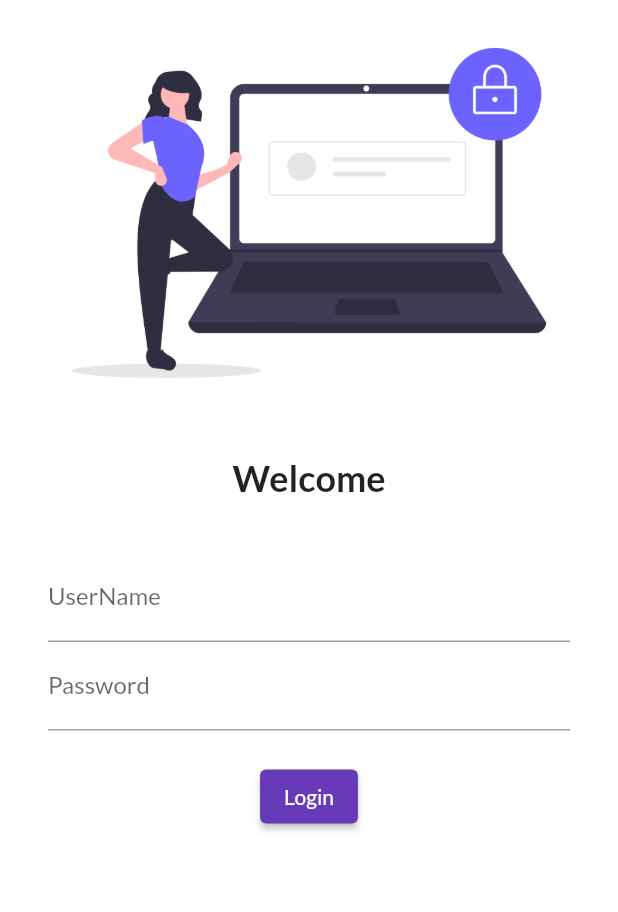
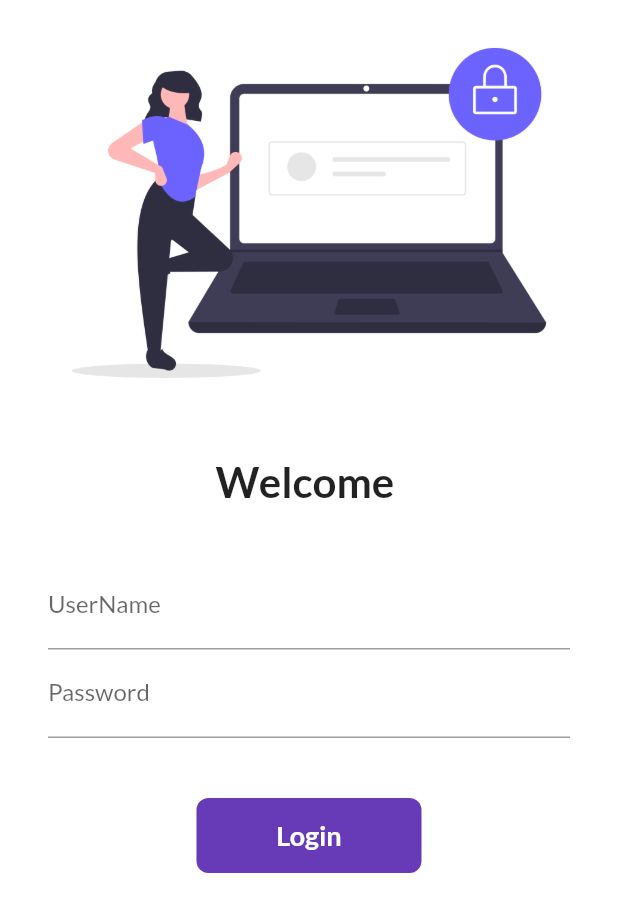
Before and after one commit to sachingawde/30DaysOfFlutter, a Flutter app: the screen it shows after launch, on a phone screen of 412 x 824 dp. Shown: the top 912 px of the screen. Run offline on Flutter 3.47's test engine with Material 2 defaults, Android fonts, the phone set to English and light mode, and no system bars; our stand-ins replace google_fonts.

Commit message:
day 6 completed

```diff
--- a/lib/main.dart
+++ b/lib/main.dart
@@ -1,5 +1,6 @@
 import 'package:firstapp/pages/home_page.dart';
 import 'package:firstapp/pages/login_page.dart';
+import 'package:firstapp/utils/routes.dart';
 import 'package:flutter/material.dart';
 import 'package:google_fonts/google_fonts.dart';
 
@@ -13,15 +14,16 @@ class MyApp extends StatelessWidget {
     return MaterialApp(
       themeMode: ThemeMode.light,
       theme: ThemeData(
-          primarySwatch: Colors.deepPurple,
-          fontFamily: GoogleFonts.lato().fontFamily,
-          ),
+        primarySwatch: Colors.deepPurple,
+        fontFamily: GoogleFonts.lato().fontFamily,
+      ),
+      //debugShowCheckedModeBanner: false,
       darkTheme: ThemeData(brightness: Brightness.dark),
       initialRoute: "/Login",
       routes: {
         "/": (context) => LoginPage(),
-        "/home": (context) => HomePage(),
-        "/Login": (context) => LoginPage()
+        MyRoutes.homeRoute: (context) => HomePage(),
+        MyRoutes.loginRoute: (context) => LoginPage()
       },
     );
   }
--- a/lib/pages/login_page.dart
+++ b/lib/pages/login_page.dart
@@ -1,26 +1,37 @@
 import 'dart:ui';
 
+import 'package:firstapp/utils/routes.dart';
 import 'package:flutter/material.dart';
 
-class LoginPage extends StatelessWidget {
+class LoginPage extends StatefulWidget {
   const LoginPage({Key? key}) : super(key: key);
+
+  @override
+  _LoginPageState createState() => _LoginPageState();
+}
+
+class _LoginPageState extends State<LoginPage> {
+  String name = "";
+  bool changeButton = false;
 
   @override
   Widget build(BuildContext context) {
     return Material(
         color: Colors.white,
-        child: Column(
+        child: SingleChildScrollView(
+            child: Column(
           children: [
             Image.asset(
               "assets/images/login_image.png",
               fit: BoxFit.cover,
+              //height: 500,
             ),
             SizedBox(
               height: 20,
             ),
             Text(
-              "Welcome",
-              style: TextStyle(fontSize: 24, fontWeight: FontWeight.bold),
+              "Welcome $name",
+              style: TextStyle(fontSize: 28, fontWeight: FontWeight.bold),
             ),
             SizedBox(
               height: 20,
@@ -33,6 +44,10 @@ class LoginPage extends StatelessWidget {
                   TextFormField(
                     decoration: InputDecoration(
                         hintText: "Enter username", labelText: "UserName"),
+                    onChanged: (value) {
+                      name = value;
+                      setState(() {});
+                    },
                   ),
                   TextFormField(
                     obscureText: true,
@@ -40,19 +55,53 @@ class LoginPage extends StatelessWidget {
                         hintText: "Enter password", labelText: "Password"),
                   ),
                   SizedBox(
-                    height: 20,
+                    height: 40,
                   ),
-                  ElevatedButton(
-                    child: Text("Login"),
-                    style: TextButton.styleFrom(),
-                    onPressed: () {
-                      print("Hi iSac");
+
+                  InkWell(
+                    onTap: () async {
+                      setState(() {
+                        changeButton = true;
+                      });
+                      await Future.delayed(Duration(seconds: 1));
+                      Navigator.pushNamed(context, MyRoutes.homeRoute);
                     },
-                  )
+                    child: AnimatedContainer(
+                      duration: Duration(seconds: 1),
+                      width: changeButton ? 50 : 150,
+                      height: 50,
+                      alignment: Alignment.center,
+                      child: changeButton
+                          ? Icon(
+                              Icons.done,
+                              color: Colors.white,
+                            )
+                          : Text(
+                              "Login",
+                              style: TextStyle(
+                                  color: Colors.white,
+                                  fontWeight: FontWeight.bold,
+                                  fontSize: 18),
+                            ),
+                      decoration: BoxDecoration(
+                          color: Colors.deepPurple,
+                          borderRadius:
+                              BorderRadius.circular(changeButton ? 50 : 8)
+                          //shape:changeButton ? BoxShape.circle : BoxShape.rectangle,
+                          ),
+                    ),
+                  ),
+                  // ElevatedButton(
+                  //   child: Text("Login"),
+                  //   style: TextButton.styleFrom(minimumSize: Size(150, 40)),
+                  //   onPressed: () {
+                  //     Navigator.pushNamed(context, MyRoutes.homeRoute);
+                  //   },
+                  // )
                 ],
               ),
             )
           ],
-        ));
+        )));
   }
 }
--- /dev/null
+++ b/lib/utils/routes.dart
@@ -0,0 +1,4 @@
+class MyRoutes {
+  static String loginRoute = "/login";
+  static String homeRoute = "/home";
+}
```
